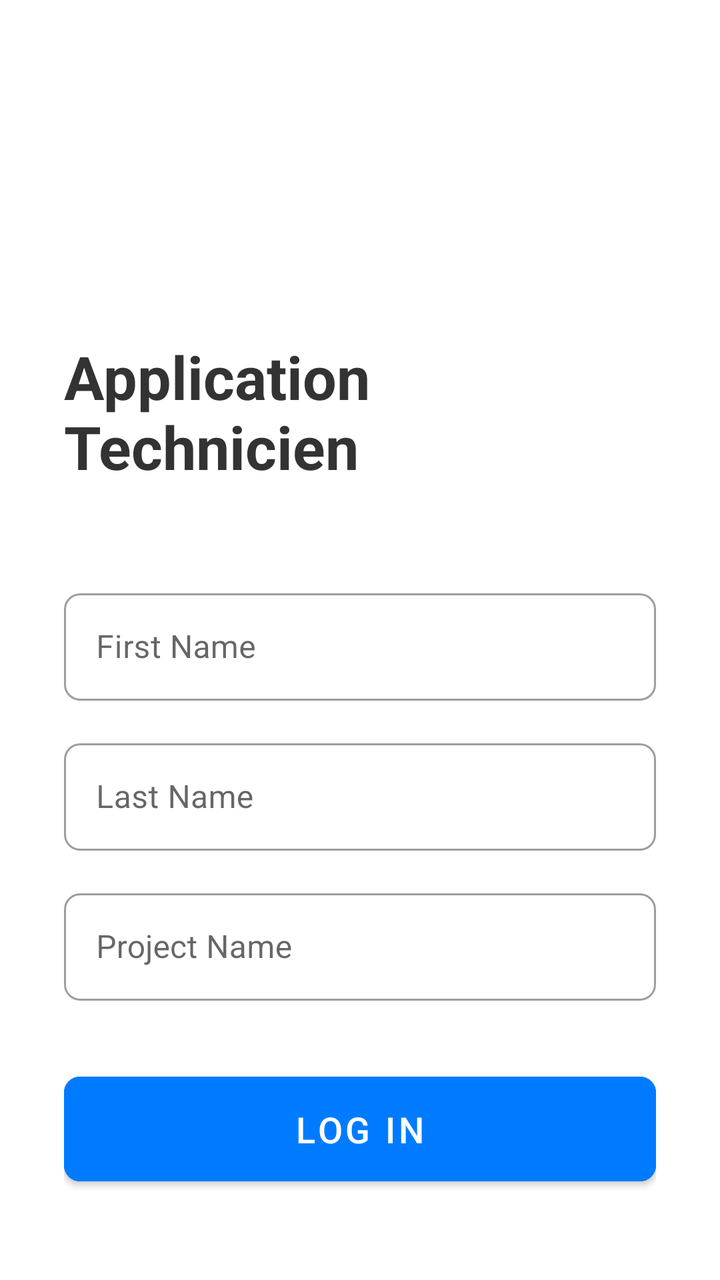
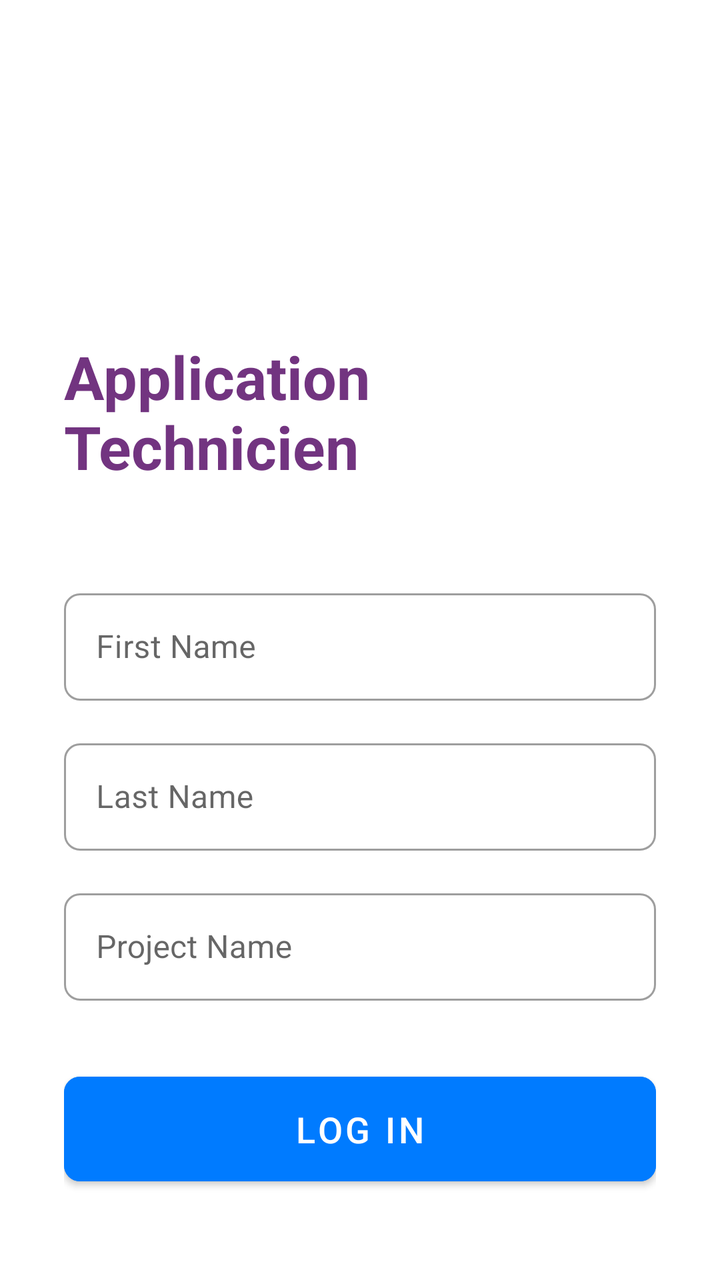

Screens rendered from an Android XML layout before and after an edit, with the pre-edit source and the edit as a unified diff.
<!-- AndroidManifest.xml: application theme Theme.ApplicationTechnicien -->
<!-- res/layout/activity_main.xml -->
<?xml version="1.0" encoding="utf-8"?>
<androidx.constraintlayout.widget.ConstraintLayout xmlns:android="http://schemas.android.com/apk/res/android"
    xmlns:app="http://schemas.android.com/apk/res-auto"
    xmlns:tools="http://schemas.android.com/tools"
    android:id="@+id/main"
    android:layout_width="match_parent"
    android:layout_height="match_parent"
    android:paddingHorizontal="32dp"
    tools:context=".MainActivity">

    <TextView
        android:id="@+id/text_app_title"
        android:layout_width="wrap_content"
        android:layout_height="wrap_content"
        android:layout_marginTop="168dp"
        android:text="@string/app_name"
        android:textColor="#333333"
        android:textSize="30sp"
        android:textStyle="bold"
        app:layout_constraintEnd_toEndOf="parent"
        app:layout_constraintStart_toStartOf="parent"
        app:layout_constraintTop_toTopOf="parent" />

    <com.google.android.material.textfield.TextInputLayout
        android:id="@+id/input_layout_first_name"
        style="@style/Widget.MaterialComponents.TextInputLayout.OutlinedBox"
        android:layout_width="0dp"
        android:layout_height="wrap_content"
        android:layout_marginTop="48dp"
        app:boxCornerRadiusBottomEnd="8dp"
        app:boxCornerRadiusBottomStart="8dp"
        app:boxCornerRadiusTopEnd="8dp"
        app:boxCornerRadiusTopStart="8dp"
        app:layout_constraintEnd_toEndOf="parent"
        app:layout_constraintStart_toStartOf="parent"
        app:layout_constraintTop_toBottomOf="@id/text_app_title">

        <com.google.android.material.textfield.TextInputEditText
            android:id="@+id/edit_text_first_name"
            android:layout_width="match_parent"
            android:layout_height="wrap_content"
            android:hint="@string/hint_first_name"
            android:inputType="textPersonName"
            android:maxLength="30"
            android:padding="16dp" />
    </com.google.android.material.textfield.TextInputLayout>

    <com.google.android.material.textfield.TextInputLayout
        android:id="@+id/input_layout_last_name"
        style="@style/Widget.MaterialComponents.TextInputLayout.OutlinedBox"
        android:layout_width="0dp"
        android:layout_height="wrap_content"
        android:layout_marginTop="16dp"
        app:boxCornerRadiusBottomEnd="8dp"
        app:boxCornerRadiusBottomStart="8dp"
        app:boxCornerRadiusTopEnd="8dp"
        app:boxCornerRadiusTopStart="8dp"
        app:layout_constraintEnd_toEndOf="parent"
        app:layout_constraintStart_toStartOf="parent"
        app:layout_constraintTop_toBottomOf="@id/input_layout_first_name">

        <com.google.android.material.textfield.TextInputEditText
            android:id="@+id/edit_text_last_name"
            android:layout_width="match_parent"
            android:layout_height="wrap_content"
            android:hint="@string/hint_last_name"
            android:inputType="textPersonName"
            android:maxLength="30"
            android:padding="16dp" />
    </com.google.android.material.textfield.TextInputLayout>

    <com.google.android.material.textfield.TextInputLayout
        android:id="@+id/input_layout_project_title"
        style="@style/Widget.MaterialComponents.TextInputLayout.OutlinedBox"
        android:layout_width="0dp"
        android:layout_height="wrap_content"
        android:layout_marginTop="16dp"
        app:boxCornerRadiusBottomEnd="8dp"
        app:boxCornerRadiusBottomStart="8dp"
        app:boxCornerRadiusTopEnd="8dp"
        app:boxCornerRadiusTopStart="8dp"
        app:layout_constraintEnd_toEndOf="parent"
        app:layout_constraintStart_toStartOf="parent"
        app:layout_constraintTop_toBottomOf="@id/input_layout_last_name">

        <com.google.android.material.textfield.TextInputEditText
            android:id="@+id/edit_text_project_title"
            android:layout_width="match_parent"
            android:layout_height="wrap_content"
            android:hint="@string/project_title"
            android:inputType="textCapWords"
            android:maxLength="30"
            android:padding="16dp" />
    </com.google.android.material.textfield.TextInputLayout>

    <Button
        android:id="@+id/button_login"
        android:layout_width="0dp"
        android:layout_height="wrap_content"
        android:layout_marginTop="32dp"
        android:backgroundTint="#007bff"
        android:paddingVertical="14dp"
        android:text="@string/button_login"
        android:textSize="18sp"
        app:cornerRadius="8dp"
        app:layout_constraintEnd_toEndOf="parent"
        app:layout_constraintHorizontal_bias="1.0"
        app:layout_constraintStart_toStartOf="parent"
        app:layout_constraintTop_toBottomOf="@id/input_layout_project_title" /> </androidx.constraintlayout.widget.ConstraintLayout>
<!-- resources referenced by this layout -->
<resources>
  <string name="app_name">Application Technicien</string>
  <string name="button_login">Log In</string>
  <string name="hint_first_name">First Name</string>
  <string name="hint_last_name">Last Name</string>
  <string name="project_title">Project Name</string>
  <style name="Theme.ApplicationTechnicien" parent="Theme.MaterialComponents.DayNight.NoActionBar">
          <item name="colorPrimary">@color/purple_500</item>
          <item name="colorPrimaryVariant">@color/purple_700</item>
          <item name="colorOnPrimary">@color/white</item>
  
          <item name="colorSecondary">@color/teal_200</item>
          <item name="colorSecondaryVariant">@color/teal_700</item>
          <item name="colorOnSecondary">@color/black</item>
  
          <item name="android:statusBarColor">?attr/colorPrimaryVariant</item>
  
          <item name="windowActionBar">false</item>
          <item name="windowNoTitle">true</item>
      </style>
  <color name="purple_500">#FF6200EE</color>
  <color name="purple_700">#FF3700B3</color>
  <color name="white">#FFFFFFFF</color>
  <color name="teal_200">#FF03DAC5</color>
  <color name="teal_700">#FF018786</color>
  <color name="black">#FF000000</color>
</resources>

<!-- the commit's change to res/layout/activity_main.xml (unified diff, before → after) -->
@@ -14,7 +14,7 @@
         android:layout_height="wrap_content"
         android:layout_marginTop="168dp"
         android:text="@string/app_name"
-        android:textColor="#333333"
+        android:textColor="#723480"
         android:textSize="30sp"
         android:textStyle="bold"
         app:layout_constraintEnd_toEndOf="parent"
